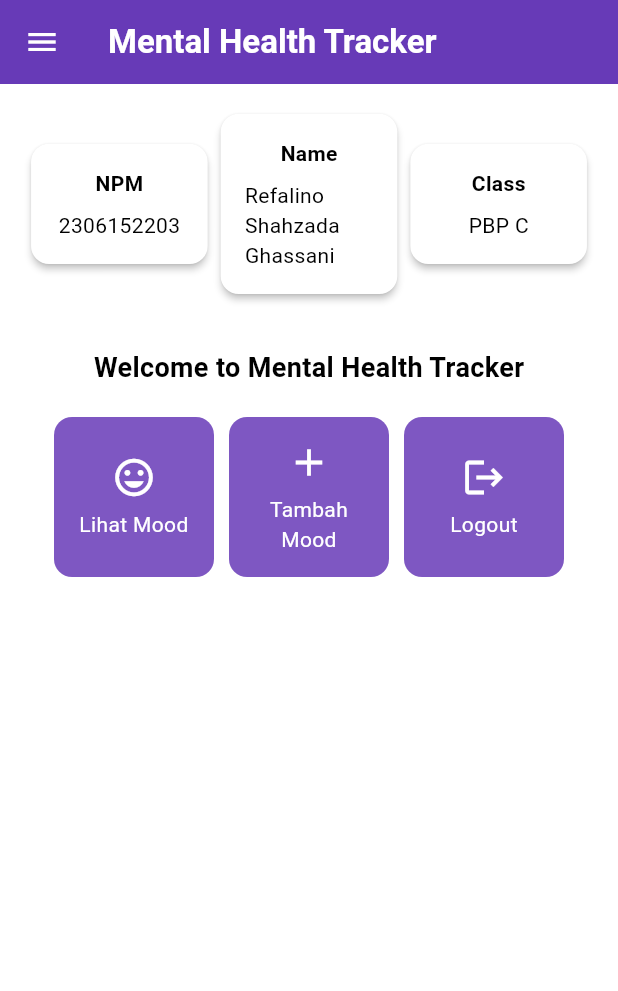
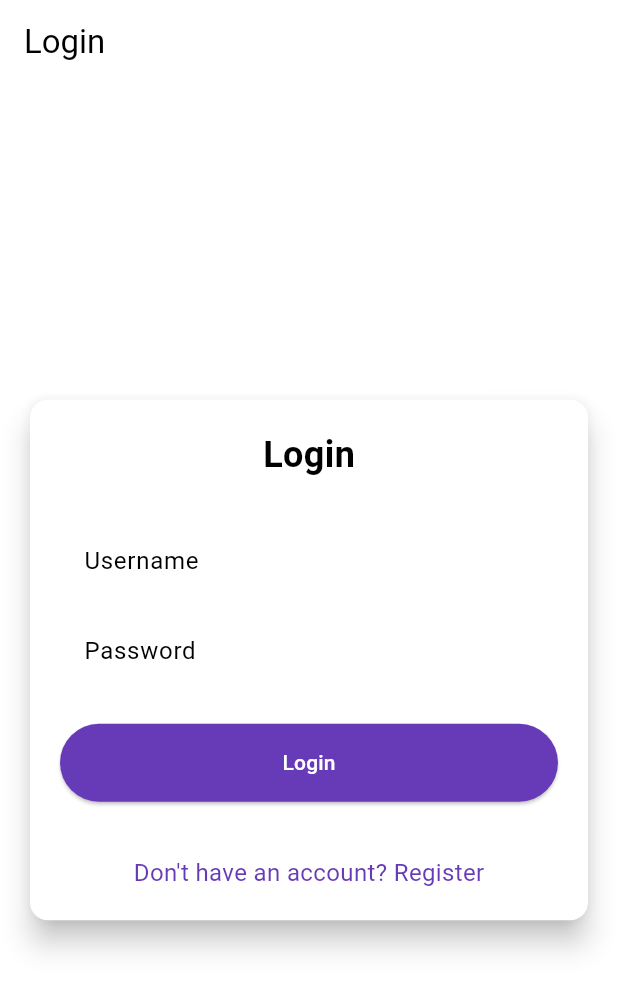
Before and after one commit to refalinoshahzada/mental-health-tracker-mobile, a Flutter app: the screen it shows after launch, on a phone screen of 412 x 824 dp. Shown: the top 991 px of the screen. Run offline on Flutter 3.47's test engine with Material 3 defaults, Android fonts, the phone set to English and light mode, and no system bars; missing offline and left inert: pbp_django_auth.

Commit message:
Menyelesaikan Tutorial 8

```diff
--- a/lib/main.dart
+++ b/lib/main.dart
@@ -1,5 +1,7 @@
 import 'package:flutter/material.dart';
-import 'package:mental_health_tracker/screens/menu.dart';
+import 'package:mental_health_tracker/screens/login.dart';
+import 'package:provider/provider.dart';
+import 'package:pbp_django_auth/pbp_django_auth.dart';
 
 void main() {
   runApp(const MyApp());
@@ -8,33 +10,23 @@ void main() {
 class MyApp extends StatelessWidget {
   const MyApp({super.key});
 
-  // This widget is the root of your application.
   @override
   Widget build(BuildContext context) {
-    return MaterialApp(
-      title: 'Flutter Demo',
-      theme: ThemeData(
-        // This is the theme of your application.
-        //
-        // TRY THIS: Try running your application with "flutter run". You'll see
-        // the application has a purple toolbar. Then, without quitting the app,
-        // try changing the seedColor in the colorScheme below to Colors.green
-        // and then invoke "hot reload" (save your changes or press the "hot
-        // reload" button in a Flutter-supported IDE, or press "r" if you used
-        // the command line to start the app).
-        //
-        // Notice that the counter didn't reset back to zero; the application
-        // state is not lost during the reload. To reset the state, use hot
-        // restart instead.
-        //
-        // This works for code too, not just values: Most code changes can be
-        // tested with just a hot reload.
-        colorScheme: ColorScheme.fromSwatch(
-          primarySwatch: Colors.deepPurple,
-        ).copyWith(secondary: Colors.deepPurple[400]),
-        useMaterial3: true,
+    return Provider(
+      create: (_) {
+        CookieRequest request = CookieRequest();
+        return request;
+      },
+      child: MaterialApp(
+        title: 'Mental Health Tracker',
+        theme: ThemeData(
+          useMaterial3: true,
+          colorScheme: ColorScheme.fromSwatch(
+            primarySwatch: Colors.deepPurple,
+          ).copyWith(secondary: Colors.deepPurple[400]),
+        ),
+        home: const LoginPage(),
       ),
-      home: MyHomePage(),
     );
   }
 }
--- /dev/null
+++ b/lib/screens/login.dart
@@ -0,0 +1,180 @@
+import 'package:mental_health_tracker/screens/menu.dart';
+import 'package:flutter/material.dart';
+import 'package:pbp_django_auth/pbp_django_auth.dart';
+import 'package:provider/provider.dart';
+import 'package:mental_health_tracker/screens/register.dart';
+
+void main() {
+  runApp(const LoginApp());
+}
+
+class LoginApp extends StatelessWidget {
+  const LoginApp({super.key});
+
+  @override
+  Widget build(BuildContext context) {
+    return MaterialApp(
+      title: 'Login',
+      theme: ThemeData(
+        useMaterial3: true,
+        colorScheme: ColorScheme.fromSwatch(
+          primarySwatch: Colors.deepPurple,
+        ).copyWith(secondary: Colors.deepPurple[400]),
+      ),
+      home: const LoginPage(),
+    );
+  }
+}
+
+class LoginPage extends StatefulWidget {
+  const LoginPage({super.key});
+
+  @override
+  State<LoginPage> createState() => _LoginPageState();
+}
+
+class _LoginPageState extends State<LoginPage> {
+  final TextEditingController _usernameController = TextEditingController();
+  final TextEditingController _passwordController = TextEditingController();
+
+  @override
+  Widget build(BuildContext context) {
+    final request = context.watch<CookieRequest>();
+
+    return Scaffold(
+      appBar: AppBar(
+        title: const Text('Login'),
+      ),
+      body: Center(
+        child: SingleChildScrollView(
+          padding: const EdgeInsets.all(16.0),
+          child: Card(
+            elevation: 8,
+            shape: RoundedRectangleBorder(
+              borderRadius: BorderRadius.circular(12.0),
+            ),
+            child: Padding(
+              padding: const EdgeInsets.all(20.0),
+              child: Column(
+                mainAxisSize: MainAxisSize.min,
+                children: [
+                  const Text(
+                    'Login',
+                    style: TextStyle(
+                      fontSize: 24.0,
+                      fontWeight: FontWeight.bold,
+                    ),
+                  ),
+                  const SizedBox(height: 30.0),
+                  TextField(
+                    controller: _usernameController,
+                    decoration: const InputDecoration(
+                      labelText: 'Username',
+                      hintText: 'Enter your username',
+                      border: OutlineInputBorder(
+                        borderRadius: BorderRadius.all(Radius.circular(12.0)),
+                      ),
+                      contentPadding:
+                          EdgeInsets.symmetric(horizontal: 12.0, vertical: 8.0),
+                    ),
+                  ),
+                  const SizedBox(height: 12.0),
+                  TextField(
+                    controller: _passwordController,
+                    decoration: const InputDecoration(
+                      labelText: 'Password',
+                      hintText: 'Enter your password',
+                      border: OutlineInputBorder(
+                        borderRadius: BorderRadius.all(Radius.circular(12.0)),
+                      ),
+                      contentPadding:
+                          EdgeInsets.symmetric(horizontal: 12.0, vertical: 8.0),
+                    ),
+                    obscureText: true,
+                  ),
+                  const SizedBox(height: 24.0),
+                  ElevatedButton(
+                    onPressed: () async {
+                      String username = _usernameController.text;
+                      String password = _passwordController.text;
+
+                      // Cek kredensial
+                      // Untuk menyambungkan Android emulator dengan Django pada localhost,
+                      // gunakan URL http://10.0.2.2/
+                      final response = await request
+                          .login("http://10.0.2.2:8000/auth/login/", {
+                        'username': username,
+                        'password': password,
+                      });
+
+                      if (request.loggedIn) {
+                        String message = response['message'];
+                        String uname = response['username'];
+                        if (context.mounted) {
+                          Navigator.pushReplacement(
+                            context,
+                            MaterialPageRoute(
+                                builder: (context) => MyHomePage()),
+                          );
+                          ScaffoldMessenger.of(context)
+                            ..hideCurrentSnackBar()
+                            ..showSnackBar(
+                              SnackBar(
+                                  content:
+                                      Text("$message Selamat datang, $uname.")),
+                            );
+                        }
+                      } else {
+                        if (context.mounted) {
+                          showDialog(
+                            context: context,
+                            builder: (context) => AlertDialog(
+                              title: const Text('Login Gagal'),
+                              content: Text(response['message']),
+                              actions: [
+                                TextButton(
+                                  child: const Text('OK'),
+                                  onPressed: () {
+                                    Navigator.pop(context);
+                                  },
+                                ),
+                              ],
+                            ),
+                          );
+                        }
+                      }
+                    },
+                    style: ElevatedButton.styleFrom(
+                      foregroundColor: Colors.white,
+                      minimumSize: const Size(double.infinity, 50),
+                      backgroundColor: Theme.of(context).colorScheme.primary,
+                      padding: const EdgeInsets.symmetric(vertical: 16.0),
+                    ),
+                    child: const Text('Login'),
+                  ),
+                  const SizedBox(height: 36.0),
+                  GestureDetector(
+                    onTap: () {
+                      Navigator.push(
+                        context,
+                        MaterialPageRoute(
+                            builder: (context) => const RegisterPage()),
+                      );
+                    },
+                    child: Text(
+                      'Don\'t have an account? Register',
+                      style: TextStyle(
+                        color: Theme.of(context).colorScheme.primary,
+                        fontSize: 16.0,
+                      ),
+                    ),
+                  ),
+                ],
+              ),
+            ),
+          ),
+        ),
+      ),
+    );
+  }
+}
--- a/pubspec.yaml
+++ b/pubspec.yaml
@@ -35,6 +35,9 @@ dependencies:
   # The following adds the Cupertino Icons font to your application.
   # Use with the CupertinoIcons class for iOS style icons.
   cupertino_icons: ^1.0.8
+  provider: ^6.1.2
+  pbp_django_auth: ^0.4.0
+  http: ^1.2.2
 
 dev_dependencies:
   flutter_test:
```
Also changed, not shown: lib/models/mood_entry.dart (added, +65 -0 lines), lib/screens/list_moodentry.dart (added, +89 -0 lines), lib/screens/moodentry_form.dart (+33 -27 lines), lib/screens/register.dart (added, +165 -0 lines), lib/widgets/left_drawer.dart (+13 -1 lines), lib/widgets/mood_card.dart (+33 -1 lines), pubspec.lock, 2 other files.
